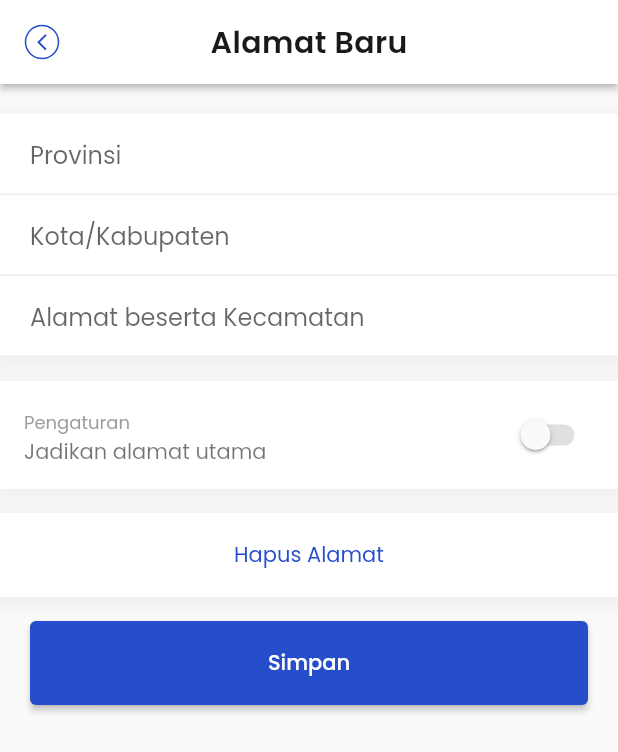
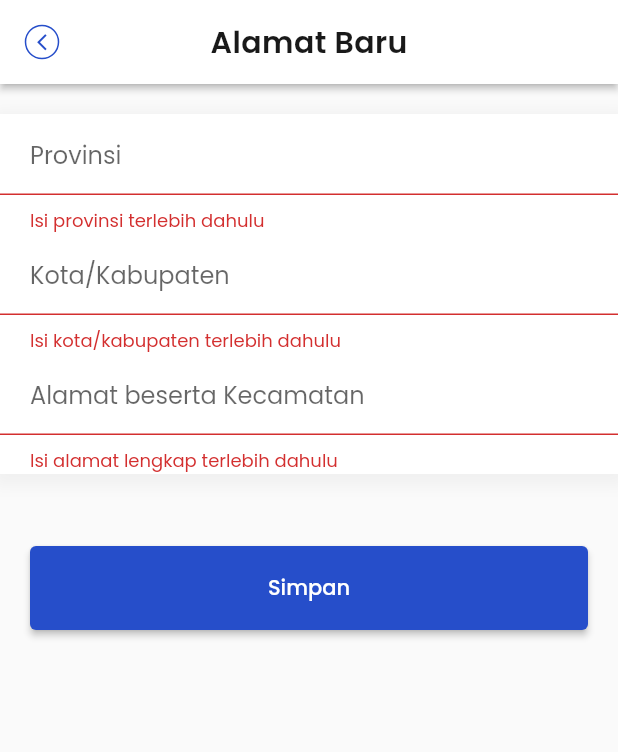
Before and after one commit to Kelompok-17-Capstone/mobile_flutter, a Flutter app: the SettingAddressFormView screen opened directly with empty values, after a tap on "Simpan", on a phone screen of 412 x 824 dp. Shown: the top 752 px of the screen. Run offline on Flutter 3.47's test engine with Material 2 defaults, Android fonts, the phone set to English and light mode, and no system bars; our stand-ins replace barcode_widget, file_picker, flutter_dotenv, shared_preferences; accounts and stored records are empty.

Commit message:
integration api for adding new address

```diff
--- a/lib/views/auth/auth_provider.dart
+++ b/lib/views/auth/auth_provider.dart
@@ -94,4 +94,10 @@ class AuthProvider extends ChangeNotifier {
     return result;
   }
 
+  Future<String> addAddress({required String province, required String city, required String address}) async {
+    final api = AuthAPI();
+    final String result = await api.addAddress(province: province, city: city, address: address);
+    return result;
+  }
+
 }
--- a/lib/views/dashboard/user_setting/setting_address_form_view.dart
+++ b/lib/views/dashboard/user_setting/setting_address_form_view.dart
@@ -2,6 +2,9 @@ import 'package:flutter/material.dart';
 import 'package:mobile_flutter/models/user_model.dart';
 import 'package:mobile_flutter/shared/buttons.dart';
 import 'package:mobile_flutter/shared/custom_appbar.dart';
+import 'package:mobile_flutter/shared/snack_bar.dart';
+import 'package:mobile_flutter/views/auth/auth_provider.dart';
+import 'package:provider/provider.dart';
 
 class SettingAddressFormView extends StatefulWidget {
   final bool isEditAddress;
@@ -86,6 +89,12 @@ class _SettingAddressFormViewState extends State<SettingAddressFormView> {
                 children: [
                   TextFormField(
                     controller: provinceController,
+                    validator: (value) {
+                      if (value!.isEmpty) {
+                        return 'Isi provinsi terlebih dahulu';
+                      }
+                      return null;
+                    },
                     decoration: InputDecoration(
                       hintText: 'Provinsi',
                       contentPadding: const EdgeInsets.symmetric(horizontal: 20, vertical: 15),
@@ -99,6 +108,12 @@ class _SettingAddressFormViewState extends State<SettingAddressFormView> {
                   ),
                   TextFormField(
                     controller: cityController,
+                    validator: (value) {
+                      if (value!.isEmpty) {
+                        return 'Isi kota/kabupaten terlebih dahulu';
+                      }
+                      return null;
+                    },
                     decoration: InputDecoration(
                       hintText: 'Kota/Kabupaten',
                       contentPadding: const EdgeInsets.symmetric(horizontal: 20, vertical: 15),
@@ -112,6 +127,12 @@ class _SettingAddressFormViewState extends State<SettingAddressFormView> {
                   ),
                   TextFormField(
                     controller: addressController,
+                    validator: (value) {
+                      if (value!.isEmpty) {
+                        return 'Isi alamat lengkap terlebih dahulu';
+                      }
+                      return null;
+                    },
                     decoration: InputDecoration(
                       hintText: 'Alamat beserta Kecamatan',
                       contentPadding: const EdgeInsets.symmetric(horizontal: 20, vertical: 15),
@@ -128,7 +149,9 @@ class _SettingAddressFormViewState extends State<SettingAddressFormView> {
             ),
             const SizedBox(height: 16),
 
-            Container(
+            !widget.isEditAddress
+            ? const SizedBox()
+            : Container(
               decoration: BoxDecoration(
                 color: Colors.white,
                 boxShadow: [
@@ -157,7 +180,9 @@ class _SettingAddressFormViewState extends State<SettingAddressFormView> {
             ),
             const SizedBox(height: 16),
 
-            Container(
+            !widget.isEditAddress
+            ? const SizedBox()
+            : Container(
               decoration: BoxDecoration(
                 color: Colors.white,
                 boxShadow: [
@@ -188,7 +213,27 @@ class _SettingAddressFormViewState extends State<SettingAddressFormView> {
             const SizedBox(height: 16),
             Padding(
               padding: const EdgeInsets.symmetric(horizontal: 20),
-              child: fullWidthButton(label: 'Simpan', onPressed: () {}),
+              child: fullWidthButton(label: 'Simpan', onPressed: () async {
+                if (formKey.currentState!.validate()) {
+                  if (widget.isEditAddress) {
+
+                  } else {
+                    final String result = await Provider.of<AuthProvider>(context, listen: false).addAddress(
+                      province: provinceController.text.trim(),
+                      city: cityController.text.trim(),
+                      address: addressController.text.trim()
+                    );
+                    if (result == 'success') {
+                      if(!mounted) return;
+                      snackBar(context, 'Tambah alamat berhasil');
+                      Navigator.pop(context);
+                    } else {
+                      if(!mounted) return;
+                      snackBar(context, 'Tambah alamat gagal, silahkan coba lagi');
+                    }
+                  }
+                }
+              }),
             )
           ],
         ),
```
Also changed, not shown: lib/models/api/auth_api.dart (+27 -0 lines).
